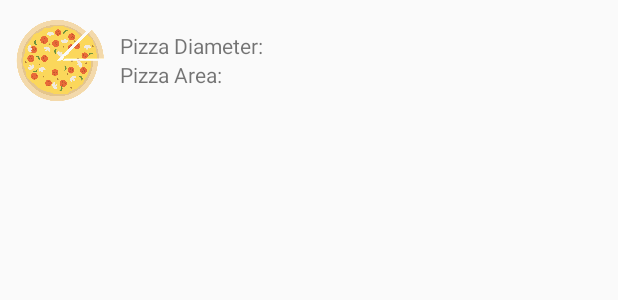
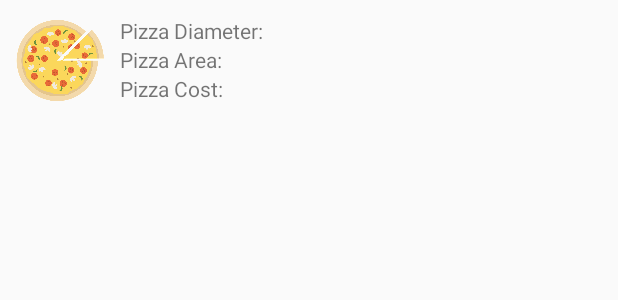
Before and after one commit to JJLDJ/PizzaPricing, an Android app: the layout pizza_list_item.xml on its own in the app's theme, with its tools: preview values and no code run, on a phone screen of 412 x 824 dp. Shown: the top 300 px of the screen. Run offline under Robolectric (Android 15) with nearby library versions, the phone set to English and light mode, and no system bars.

Commit message:
Functionality for asking for taking price input and displaying price per square inch next to the created pizza

```diff
--- a/app/src/main/java/com/pizzapricing/PizzaListActivity.java
+++ b/app/src/main/java/com/pizzapricing/PizzaListActivity.java
@@ -11,6 +11,7 @@ import android.support.v7.widget.helper.ItemTouchHelper;
 import android.view.View;
 
 import static com.pizzapricing.AddPizzaActivity.PIZZA_SIZE;
+import static com.pizzapricing.AddPizzaActivity.PIZZA_PRICE;
 
 public class PizzaListActivity extends AppCompatActivity {
 
@@ -66,7 +67,8 @@ public class PizzaListActivity extends AppCompatActivity {
         if (requestCode == ADD_PIZZA_INTENT_ID) {
             if(resultCode == Activity.RESULT_OK){
                 double pizzaSize = data.getDoubleExtra(PIZZA_SIZE, 100.0);
-                Pizza newPizza = new Pizza(pizzaSize);
+                double pizzaPrice = data.getDoubleExtra(PIZZA_PRICE, 100.0);
+                Pizza newPizza = new Pizza(pizzaSize, pizzaPrice);
                 adapter.addPizza(newPizza);
                 adapter.notifyDataSetChanged();
                 showNotification("Added Pizza");
--- a/app/src/main/java/com/pizzapricing/PizzaListAdapter.java
+++ b/app/src/main/java/com/pizzapricing/PizzaListAdapter.java
@@ -19,11 +19,13 @@ final class PizzaListAdapter extends RecyclerView.Adapter<PizzaListAdapter.ViewH
 
         protected TextView pizzaDiameterTextView;
         protected TextView pizzaAreaTextView;
+        protected TextView pizzaCostTextView;
 
         public ViewHolder(View pizzaListItemView) {
             super(pizzaListItemView);
             this.pizzaDiameterTextView = (TextView) pizzaListItemView.findViewById(R.id.pizza_list_diameter);
             this.pizzaAreaTextView = (TextView) pizzaListItemView.findViewById(R.id.pizza_list_area);
+            this.pizzaCostTextView = (TextView) pizzaListItemView.findViewById(R.id.pizza_list_cost);
         }
     }
 
@@ -50,6 +52,7 @@ final class PizzaListAdapter extends RecyclerView.Adapter<PizzaListAdapter.ViewH
         Pizza pizza = pizzaList.get(position);
         holder.pizzaDiameterTextView.setText(String.format("%.2f", pizza.getDiameter()));
         holder.pizzaAreaTextView.setText(String.format("%.2f", pizza.getArea()));
+        holder.pizzaCostTextView.setText(String.format("%.2f", pizza.getCost()));
     }
 
     // Return the size of your dataset (invoked by the layout manager).
--- a/app/src/main/res/layout/pizza_list_item.xml
+++ b/app/src/main/res/layout/pizza_list_item.xml
@@ -59,5 +59,24 @@
                 android:text="" />
         </LinearLayout>
 
+        <LinearLayout xmlns:android="http://schemas.android.com/apk/res/android"
+            android:orientation="horizontal"
+            android:layout_width="wrap_content"
+            android:layout_height="wrap_content">
+            <TextView
+                android:layout_width="wrap_content"
+                android:layout_height="wrap_content"
+                android:text="@string/label_pizza_cost"/>
+            <TextView
+                android:layout_width="wrap_content"
+                android:layout_height="wrap_content"
+                android:text=": "/>
+            <TextView
+                android:id="@+id/pizza_list_cost"
+                android:layout_width="wrap_content"
+                android:layout_height="wrap_content"
+                android:text="" />
+        </LinearLayout>
+
     </LinearLayout>
 </LinearLayout>
--- a/app/src/main/res/values/strings.xml
+++ b/app/src/main/res/values/strings.xml
@@ -6,5 +6,6 @@
     <string name="title_activity_pizza_list">PizzaListActivity</string>
     <string name="label_pizza_diameter">Pizza Diameter</string>
     <string name="label_pizza_area">Pizza Area</string>
+    <string name="label_pizza_cost">Pizza Cost</string>
     <string name="edit_pizza_price">Enter a pizza price</string>
 </resources>
```
Also changed, not shown: app/src/main/java/com/pizzapricing/AddPizzaActivity.java (+7 -2 lines), app/src/main/java/com/pizzapricing/Pizza.java (+9 -1 lines).
